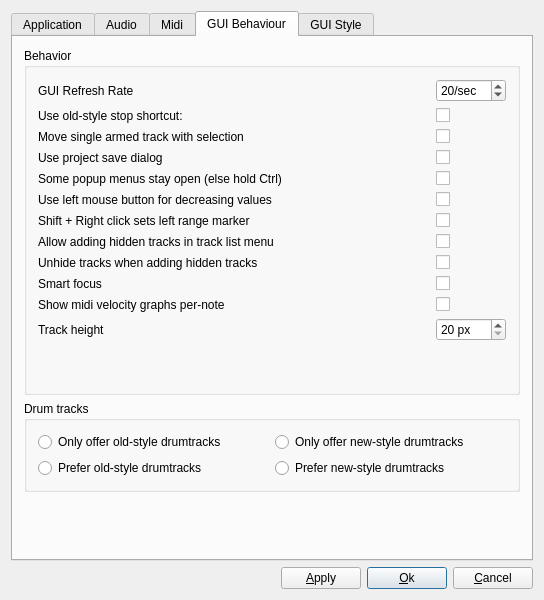
emrum/muse, file muse2/muse/widgets/gensetbase.ui: the form before one commit.
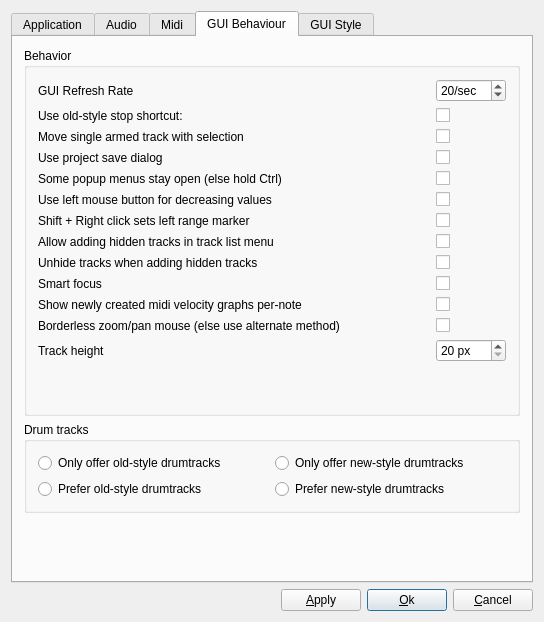
The form after the commit. The open tabs and pages were chosen to show the change.

```diff
--- a/muse2/muse/widgets/gensetbase.ui
+++ b/muse2/muse/widgets/gensetbase.ui
@@ -7,7 +7,7 @@
     <x>0</x>
     <y>0</y>
     <width>544</width>
-    <height>593</height>
+    <height>622</height>
    </rect>
   </property>
   <property name="windowTitle">
@@ -1334,6 +1334,13 @@
           <string>Behavior</string>
          </property>
          <layout class="QGridLayout" name="gridLayout7">
+          <item row="12" column="0">
+           <widget class="QLabel" name="label_7">
+            <property name="text">
+             <string>Track height</string>
+            </property>
+           </widget>
+          </item>
           <item row="0" column="0">
            <widget class="QLabel" name="TextLabel1">
             <property name="text">
@@ -1563,7 +1570,7 @@
           <item row="10" column="0" colspan="2">
            <widget class="QLabel" name="label_6">
             <property name="text">
-             <string>Show midi velocity graphs per-note</string>
+             <string>Show newly created midi velocity graphs per-note</string>
             </property>
            </widget>
           </item>
@@ -1574,7 +1581,7 @@
             </property>
            </widget>
           </item>
-          <item row="12" column="1">
+          <item row="13" column="1">
            <spacer name="verticalSpacer_2">
             <property name="orientation">
              <enum>Qt::Vertical</enum>
@@ -1587,14 +1594,7 @@
             </property>
            </spacer>
           </item>
-          <item row="11" column="0">
-           <widget class="QLabel" name="label_7">
-            <property name="text">
-             <string>Track height</string>
-            </property>
-           </widget>
-          </item>
-          <item row="11" column="2">
+          <item row="12" column="2">
            <widget class="QSpinBox" name="trackHeight">
             <property name="suffix">
              <string> px</string>
@@ -1610,6 +1610,39 @@
             </property>
            </widget>
           </item>
+          <item row="11" column="2">
+           <widget class="QCheckBox" name="borderlessMouseCheckBox">
+            <property name="toolTip">
+             <string>Enable borderless mouse.
+For certain functions like zoom/pan.
+Disable to use an alternate standard 
+ method.
+</string>
+            </property>
+            <property name="whatsThis">
+             <string>Enable borderless mouse.
+For certain functions like zoom.
+Disable to use an alternate standard
+ method.</string>
+            </property>
+            <property name="text">
+             <string/>
+            </property>
+           </widget>
+          </item>
+          <item row="11" column="0" colspan="2">
+           <widget class="QLabel" name="label_8">
+            <property name="toolTip">
+             <string/>
+            </property>
+            <property name="whatsThis">
+             <string/>
+            </property>
+            <property name="text">
+             <string>Borderless zoom/pan mouse (else use alternate method)</string>
+            </property>
+           </widget>
+          </item>
          </layout>
         </widget>
        </item>
```
Left out of the diff: 6 changed lines with no effect on the pictures.
